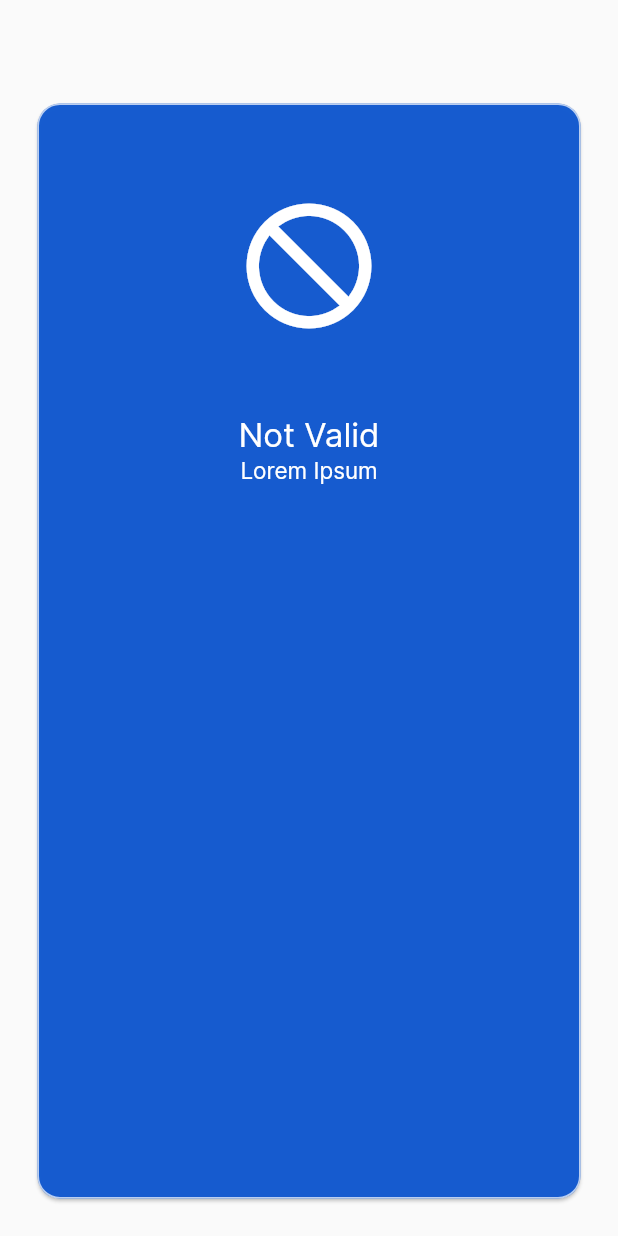
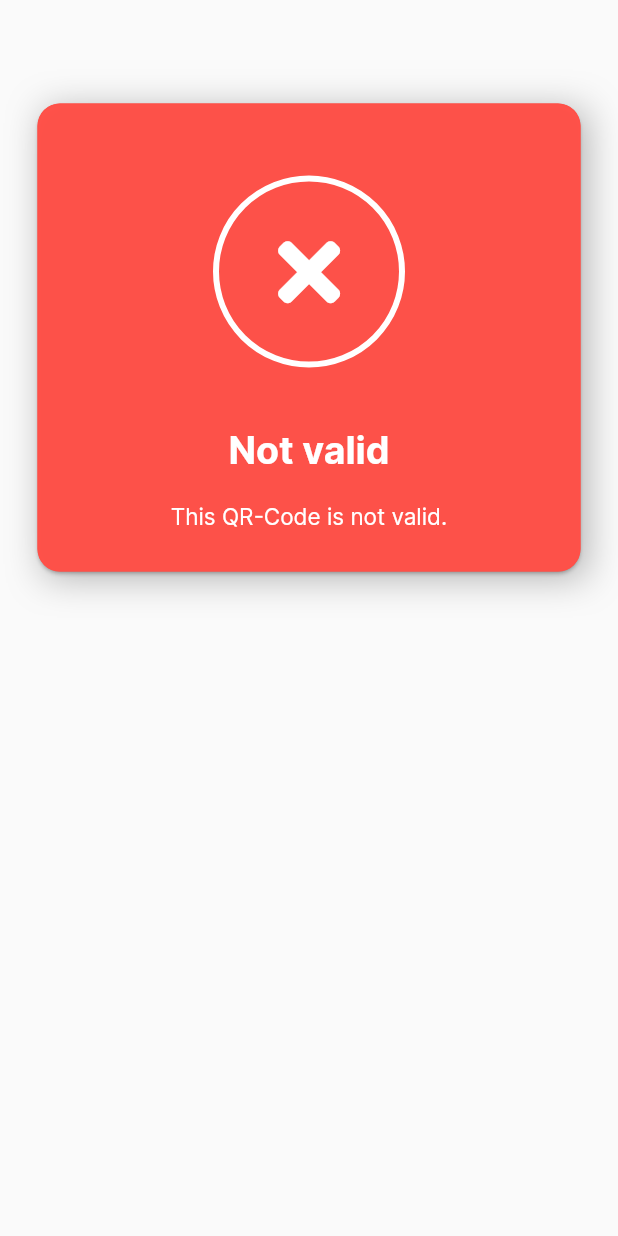
Before and after one commit to GreenPassApp/greenpass-app, a Flutter app: the ModalInvalidCert screen opened directly, on a phone screen of 412 x 824 dp. Run offline on Flutter 3.47's test engine with Material 2 defaults, Android fonts, the phone set to English and light mode, and no system bars; our stand-ins replace flutter_secure_storage, flutter_vector_icons, modal_bottom_sheet, vibration; missing offline and left inert: app_settings, country_codes, dart_base45, dart_cose, flutter_statusbarcolor_ns, qr_mobile_vision; accounts and stored records are empty; network calls fail; key blocks and very long unbroken strings in the code were emptied for the run.

Commit message:
added final cert

```diff
--- a/lib/views/modal_invalid_cert.dart
+++ b/lib/views/modal_invalid_cert.dart
@@ -1,5 +1,6 @@
 import 'package:flutter/cupertino.dart';
 import 'package:flutter/material.dart';
+import 'package:flutter_vector_icons/flutter_vector_icons.dart';
 import 'package:greenpass_app/green_validator/green_validator.dart';
 import 'package:greenpass_app/green_validator/model/validation_error_code.dart';
 import 'package:greenpass_app/green_validator/model/validation_result.dart';
@@ -19,11 +20,28 @@ class ModalInvalidCert extends StatelessWidget {
         child: SafeArea(
           bottom: false,
           child: Container(
+            constraints: BoxConstraints.expand(),
+            child: Column(
+              children: [
+                Container(
+                  decoration: new BoxDecoration(
+                    boxShadow: [
+                      BoxShadow(
+                        color: Colors.black.withOpacity(.30),
+                        blurRadius: 20.0, // soften the shadow
+                        spreadRadius: -25.0, //extend the shadow
+                        offset: Offset(
+                          4.0,
+                          4.0,
+                        ),
+                      )
+                    ],
+                  ),
                   child: Card(
-              color: Color(0xFFB135ACF),
+                    color: Color(0xFFBFF5048),
                     margin: EdgeInsets.all(25.0),
                     shape: RoundedRectangleBorder(
-                side: BorderSide(color: Colors.white70, width: 1),
+                      side: BorderSide(color: Color(0xFFBFF5048), width: 1),
                       borderRadius: BorderRadius.circular(15),
                     ),
                     child: Padding(
@@ -34,9 +52,21 @@ class ModalInvalidCert extends StatelessWidget {
                               mainAxisAlignment: MainAxisAlignment.center,
                               children: <Widget>[
                                 Padding(
-                              padding: EdgeInsets.all(50.0),
-                              child: Icon(Icons.not_interested,
-                                  color: Colors.white, size: 100.0))
+                                    padding: EdgeInsets.all(20.0),
+                                    child: Container(
+                                      margin: EdgeInsets.all(20),
+                                      padding: EdgeInsets.all(30),
+                                      decoration: BoxDecoration(
+                                          borderRadius:
+                                          BorderRadius.circular(150),
+                                          border: Border.all(
+                                              width: 4, color: Colors.white)),
+                                      child: Icon(
+                                        FontAwesome5Solid.times,
+                                        color: Colors.white,
+                                        size: 60.0,
+                                      ),
+                                    )),
                               ]),
                           Row(
                             mainAxisAlignment: MainAxisAlignment.center,
@@ -44,9 +74,9 @@ class ModalInvalidCert extends StatelessWidget {
                               Padding(
                                   padding: EdgeInsets.all(00.0),
                                   child: Text(
-                              ("Not Valid"),
+                                    "Not valid",
                                     style: TextStyle(
-                                  color: Colors.white, fontSize: 22.0),
+                                        color: Colors.white, fontSize: 25.0, fontWeight: FontWeight.bold),
                                   ))
                             ],
                           ),
@@ -54,19 +84,18 @@ class ModalInvalidCert extends StatelessWidget {
                             mainAxisAlignment: MainAxisAlignment.center,
                             children: <Widget>[
                               Padding(
-                            padding: EdgeInsets.all(00.0),
-                            child: Text(
-                              ("Lorem Ipsum"),
-                              style: TextStyle(
-                                  color: Colors.white, fontSize: 15.0),
+                                  padding: EdgeInsets.all(20.0),
+                                  child: Text("This QR-Code is not valid.", style: TextStyle(color: Colors.white, fontSize: 15.0),
                                   ))
                             ],
-                    )
+                          ),
                         ],
                       ),
                     ),
                   ),
-            constraints: BoxConstraints.expand(),
+                ),
+              ],
+            ),
           ),
         ),
       ),
--- a/lib/views/scan_others_pass.dart
+++ b/lib/views/scan_others_pass.dart
@@ -1,4 +1,5 @@
 import 'package:flutter/material.dart';
+import 'package:flutter_vector_icons/flutter_vector_icons.dart';
 import 'package:greenpass_app/green_validator/green_validator.dart';
 import 'package:greenpass_app/green_validator/model/validation_error_code.dart';
 import 'package:greenpass_app/views/modal_invalid_cert.dart';
@@ -46,7 +47,7 @@ class _ScanOthersPassViewState extends State<ScanOthersPassView> {
                     left: 0,
                     child: MaterialButton(
                       onPressed: () => Navigator.of(context).pop(),
-                      child: Icon(Icons.cancel),
+                      child: Icon(FontAwesome5Solid.times),
                     ),
                   )
                 ],
```
Also changed, not shown: lib/views/modal_valid_cert.dart (+37 -18 lines). Lines whose indentation alone changed are shown as unchanged.
